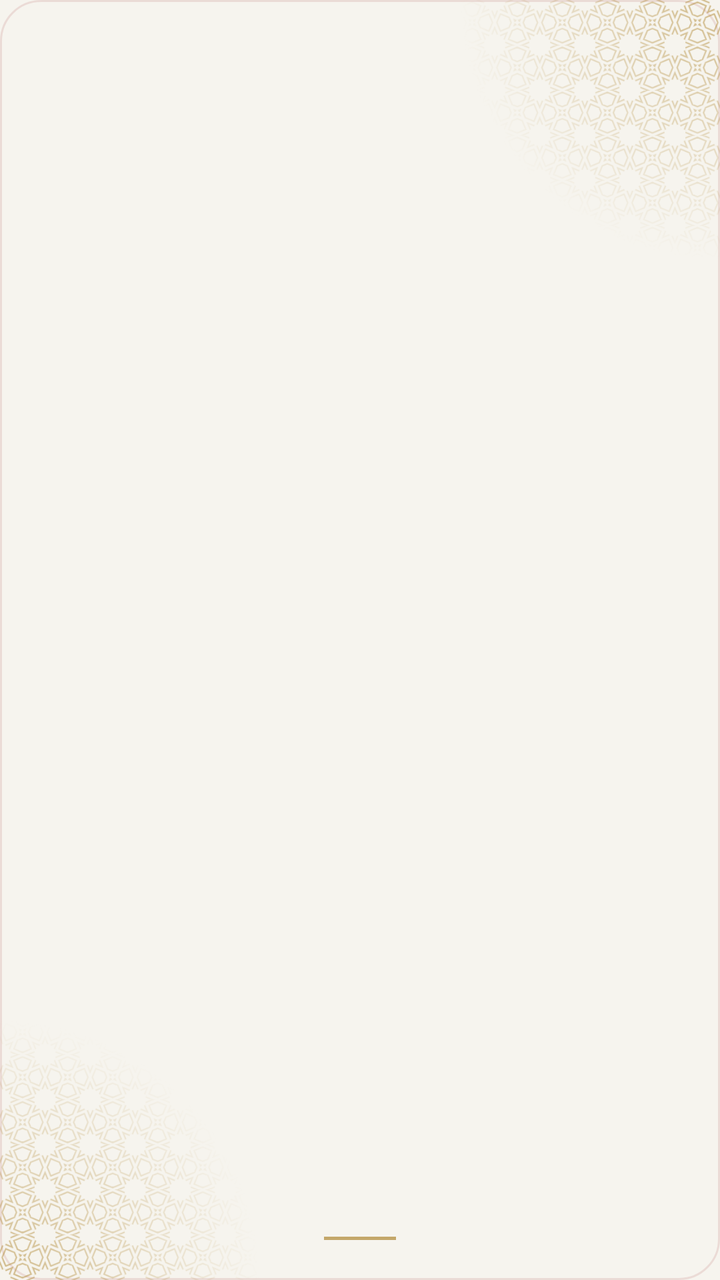
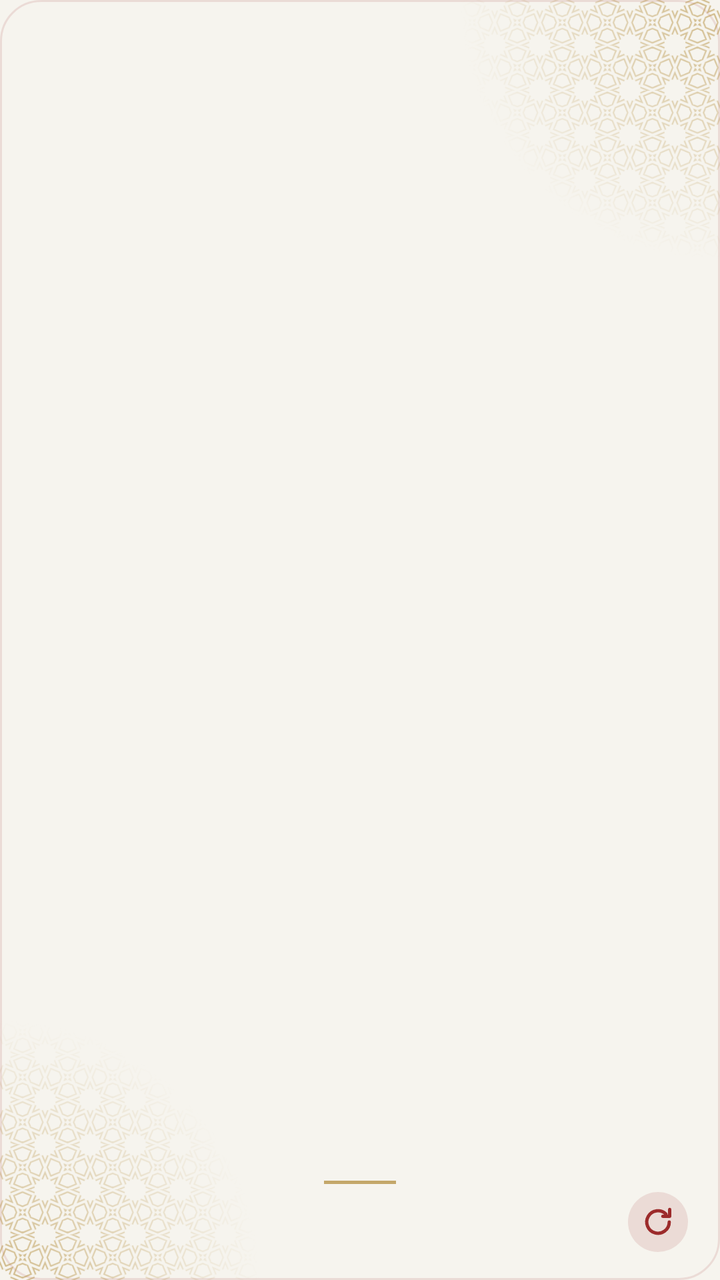

The first picture is an Android layout as it rendered before a commit; the second is the same layout after the commit. The layout source and the unified diff follow.
<!-- AndroidManifest.xml: application theme Theme.App -->
<!-- res/layout/widget_ayah.xml -->
<?xml version="1.0" encoding="utf-8"?>
<FrameLayout xmlns:android="http://schemas.android.com/apk/res/android"
    xmlns:tools="http://schemas.android.com/tools" tools:ignore="ContentDescription"
    android:id="@+id/ayah_root"
    android:layout_width="match_parent" android:layout_height="match_parent"
    android:background="@drawable/widget_paper" android:layoutDirection="locale">
    <ImageView android:layout_width="130dp" android:layout_height="130dp" android:layout_gravity="top|end"
        android:src="@drawable/widget_orn_band" android:tint="@color/widgetOrnament" android:tintMode="src_in"
        android:importantForAccessibility="no"/>
    <ImageView android:layout_width="130dp" android:layout_height="130dp" android:layout_gravity="bottom|start"
        android:rotation="180"
        android:src="@drawable/widget_orn_band" android:tint="@color/widgetOrnament" android:tintMode="src_in"
        android:importantForAccessibility="no"/>
    <LinearLayout
        android:layout_width="match_parent" android:layout_height="match_parent"
        android:orientation="vertical" android:gravity="center_horizontal"
        android:paddingStart="16dp" android:paddingEnd="16dp" android:paddingTop="14dp" android:paddingBottom="14dp">
        <ImageView android:id="@+id/ayah_head" android:layout_width="wrap_content" android:layout_height="wrap_content"
            android:layout_gravity="start"
            android:adjustViewBounds="true" android:scaleType="fitCenter"
            android:tint="@color/widgetAccent" android:tintMode="src_in"/>
        
        <ImageView android:id="@+id/ayah_text"
            android:layout_width="match_parent" android:layout_height="0dp" android:layout_weight="1"
            android:layout_marginTop="4dp" android:layout_marginBottom="4dp" android:scaleType="centerInside"
            android:tint="@color/widgetInk" android:tintMode="src_in"/>
        <ImageView android:id="@+id/ayah_rule" android:layout_width="36dp" android:layout_height="1.5dp"
            android:background="@color/widgetOrnamentRule" android:importantForAccessibility="no"/>
        <ImageView android:id="@+id/ayah_ref" android:layout_width="wrap_content" android:layout_height="wrap_content"
            android:layout_marginTop="6dp" android:adjustViewBounds="true" android:scaleType="fitCenter"
            android:tint="@color/widgetMuted" android:tintMode="src_in"/>
    </LinearLayout>
</FrameLayout>
<!-- resources referenced by this layout -->
<resources>
  <color name="widgetAccent">#9c2b2b</color>
  <color name="widgetInk">#1d1a16</color>
  <color name="widgetMuted">#6b645a</color>
  <color name="widgetOrnament">#8CB08833</color>
  <color name="widgetOrnamentRule">#B3B08833</color>
  <!-- drawable widget_orn_band (drawable) -->
  <?xml version="1.0" encoding="utf-8"?>
  <bitmap xmlns:android="http://schemas.android.com/apk/res/android"
      android:src="@drawable/widget_orn_band_mask" android:autoMirrored="true"/>
  <!-- drawable widget_paper (drawable) -->
  <?xml version="1.0" encoding="utf-8"?>
  <shape xmlns:android="http://schemas.android.com/apk/res/android" android:shape="rectangle">
      <solid android:color="@color/widgetSurface"/>
      <stroke android:width="1dp" android:color="@color/widgetTrack"/>
      <corners android:radius="20dp"/>
  </shape>
  <style name="Theme.App" parent="android:Theme.Material.Light.NoActionBar">
          <item name="android:windowBackground">@drawable/window_splash</item>
          <item name="android:statusBarColor">@color/backgroundColor</item>
          <item name="android:navigationBarColor">@color/backgroundColor</item>
      </style>
  <!-- drawable widget_orn_band_mask: webp bitmap (drawable-hdpi, 18976 bytes) -->
  <color name="widgetSurface">#f6f4ee</color>
  <color name="widgetTrack">#1F9c2b2b</color>
  <!-- drawable window_splash (drawable) -->
  <?xml version="1.0" encoding="utf-8"?>
  <layer-list xmlns:android="http://schemas.android.com/apk/res/android">
      <item android:drawable="@color/backgroundColor"/>
      <item android:drawable="@drawable/splash" android:gravity="center" android:width="120dp" android:height="120dp"/>
  </layer-list>
  <color name="backgroundColor">#f6f4ee</color>
  <!-- drawable splash: png bitmap (drawable-hdpi, 52970 bytes) -->
</resources>

<!-- the commit's change to res/layout/widget_ayah.xml (unified diff, before → after) -->
@@ -26,8 +26,16 @@
             android:tint="@color/widgetInk" android:tintMode="src_in"/>
         <ImageView android:id="@+id/ayah_rule" android:layout_width="36dp" android:layout_height="1.5dp"
             android:background="@color/widgetOrnamentRule" android:importantForAccessibility="no"/>
-        <ImageView android:id="@+id/ayah_ref" android:layout_width="wrap_content" android:layout_height="wrap_content"
-            android:layout_marginTop="6dp" android:adjustViewBounds="true" android:scaleType="fitCenter"
-            android:tint="@color/widgetMuted" android:tintMode="src_in"/>
+        
+        <FrameLayout android:layout_width="match_parent" android:layout_height="30dp" android:layout_marginTop="4dp">
+            <ImageView android:id="@+id/ayah_ref" android:layout_width="wrap_content" android:layout_height="wrap_content"
+                android:layout_gravity="center" android:layout_marginStart="38dp" android:layout_marginEnd="38dp"
+                android:adjustViewBounds="true" android:scaleType="fitCenter"
+                android:tint="@color/widgetMuted" android:tintMode="src_in"/>
+            <ImageView android:id="@+id/ayah_next" android:layout_width="30dp" android:layout_height="30dp"
+                android:layout_gravity="end|center_vertical" android:padding="6dp"
+                android:background="@drawable/widget_round" android:src="@drawable/widget_refresh"
+                android:tint="@color/widgetAccent" android:tintMode="src_in"/>
+        </FrameLayout>
     </LinearLayout>
 </FrameLayout>
<!-- resource entries referenced after the edit -->
@@ -15,6 +15,20 @@
       <solid android:color="@color/widgetSurface"/>
       <stroke android:width="1dp" android:color="@color/widgetTrack"/>
       <corners android:radius="20dp"/>
+  </shape>
+  <!-- drawable widget_refresh (drawable) -->
+  <?xml version="1.0" encoding="utf-8"?>
+  <vector xmlns:android="http://schemas.android.com/apk/res/android"
+      android:width="18dp" android:height="18dp" android:viewportWidth="24" android:viewportHeight="24">
+      <path android:pathData="M19.5,12a7.5,7.5 0,1 1,-2.2 -5.3" android:strokeColor="#FFFFFFFF" android:strokeWidth="2.2"
+          android:strokeLineCap="round" android:fillColor="#00000000"/>
+      <path android:pathData="M19.8,3.6v4.6h-4.6" android:strokeColor="#FFFFFFFF" android:strokeWidth="2.2"
+          android:strokeLineCap="round" android:strokeLineJoin="round" android:fillColor="#00000000"/>
+  </vector>
+  <!-- drawable widget_round (drawable) -->
+  <?xml version="1.0" encoding="utf-8"?>
+  <shape xmlns:android="http://schemas.android.com/apk/res/android" android:shape="oval">
+      <solid android:color="@color/widgetTrack"/>
   </shape>
   <style name="Theme.App" parent="android:Theme.Material.Light.NoActionBar">
           <item name="android:windowBackground">@drawable/window_splash</item>
